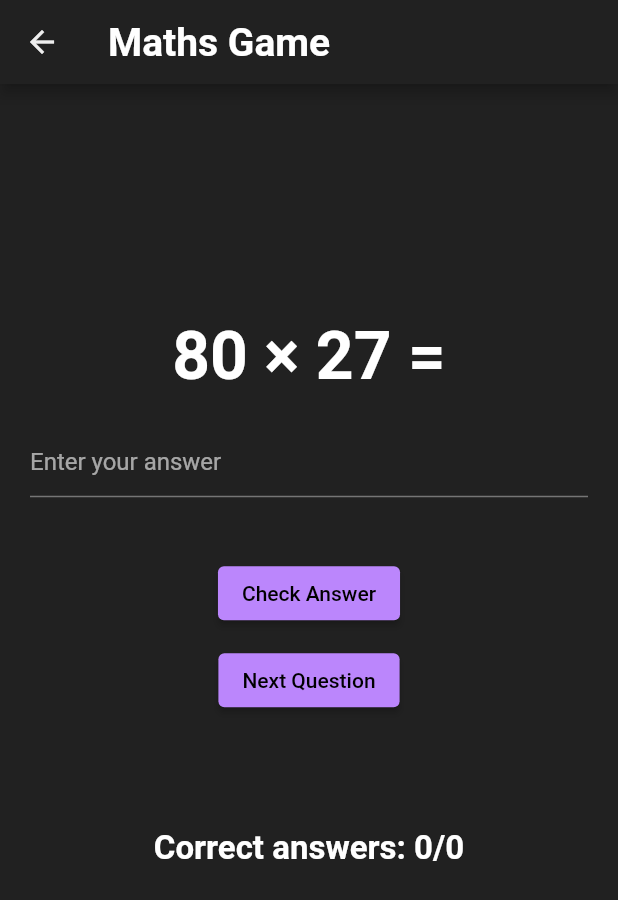
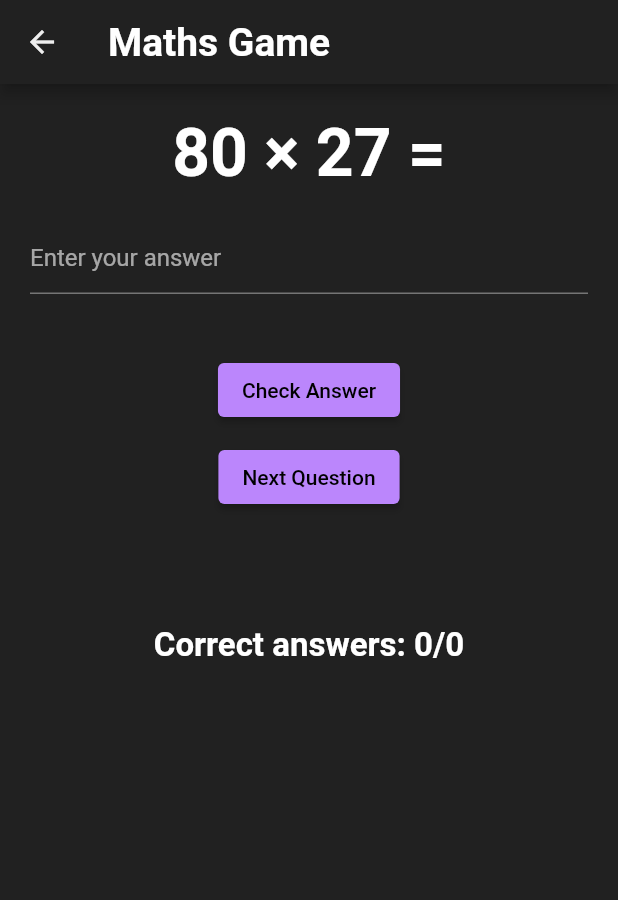
Before and after one commit to AryamanDubey28/AdAstraApp, a Flutter app: the MathsGame screen opened directly, on a phone screen of 412 x 824 dp. Shown: the top 900 px of the screen. Run offline on Flutter 3.47's test engine with Material 2 defaults, Android fonts, the phone set to English and light mode, and no system bars; our stand-ins replace carousel_slider, cloud_firestore, firebase_auth, firebase_core, flutter_fadein, flutter_slidable and 10 more; missing offline and left inert: gsheets; accounts and stored records are empty; network calls fail; key blocks and very long unbroken strings in the code were emptied for the run.

Commit message:
fix maths game issue

```diff
--- a/lib/central screens/game screens/maths_game.dart
+++ b/lib/central screens/game screens/maths_game.dart
@@ -153,7 +153,8 @@ class _MathsGameState extends State<MathsGame> {
         appBar: AppBar(
           title: const Text('Maths Game'),
         ),
-        body: Center(
+        body: SingleChildScrollView(
+          child: Center(
             child: Padding(
               padding: const EdgeInsets.all(20.0),
               child: Column(
@@ -212,7 +213,7 @@ class _MathsGameState extends State<MathsGame> {
                       fontWeight: FontWeight.bold,
                     ),
                   ),
-                const SizedBox(height: 75.0),
+                  const SizedBox(height: 55.0),
                   !isGameCompleted
                       ? const SizedBox(
                           height: 15,
@@ -228,6 +229,7 @@ class _MathsGameState extends State<MathsGame> {
             ),
           ),
         ),
+      ),
     );
   }
 }
--- a/lib/central screens/nav bar routes/discover.dart
+++ b/lib/central screens/nav bar routes/discover.dart
@@ -54,12 +54,11 @@ class _DiscoverPageState extends State<DiscoverPage> {
     double relativeTextSizeVerySmall = 0.05 * logicalWidth;
     return SafeArea(
       child: Scaffold(
-          // appBar: AppBar(
-          //   automaticallyImplyLeading: false,
-          //   elevation: 0.0,
-          // ),
           body: SingleChildScrollView(
         child: Column(mainAxisAlignment: MainAxisAlignment.start, children: [
+          const SizedBox(
+            height: 40,
+          ),
           Center(
             child: Padding(
               padding: const EdgeInsets.symmetric(horizontal: 8.0),
```
Also changed, not shown: 4 other files. Lines whose indentation alone changed are shown as unchanged.
